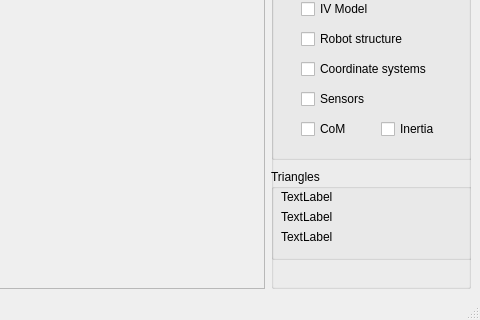
softbankrobotics-research/Simox, file VirtualRobot/examples/RobotViewer/RobotViewer.ui: the form before one commit; both pictures show x 623 to 1103 and y 520 to 840 of the 1103 by 840 pixel window.
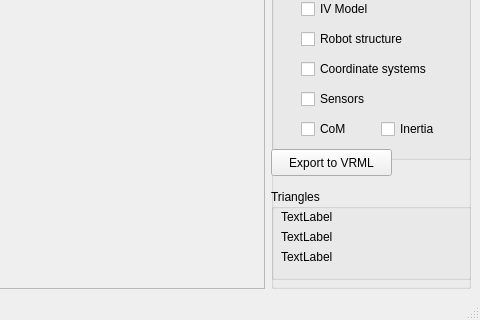
The form after the commit.

Commit message: Added VRML 2.0 Button

```diff
--- a/VirtualRobot/examples/RobotViewer/RobotViewer.ui
+++ b/VirtualRobot/examples/RobotViewer/RobotViewer.ui
@@ -393,7 +393,7 @@
        <property name="geometry">
         <rect>
          <x>0</x>
-         <y>680</y>
+         <y>700</y>
          <width>201</width>
          <height>91</height>
         </rect>
@@ -441,6 +441,19 @@
         </property>
        </widget>
       </widget>
+      <widget class="QPushButton" name="ExportVRML20">
+       <property name="geometry">
+        <rect>
+         <x>0</x>
+         <y>660</y>
+         <width>121</width>
+         <height>27</height>
+        </rect>
+       </property>
+       <property name="text">
+        <string>Export to VRML</string>
+       </property>
+      </widget>
      </widget>
     </item>
    </layout>
```
Left out of the diff: 2 changed lines with no effect on the pictures. The commit also changes 4 other files.
